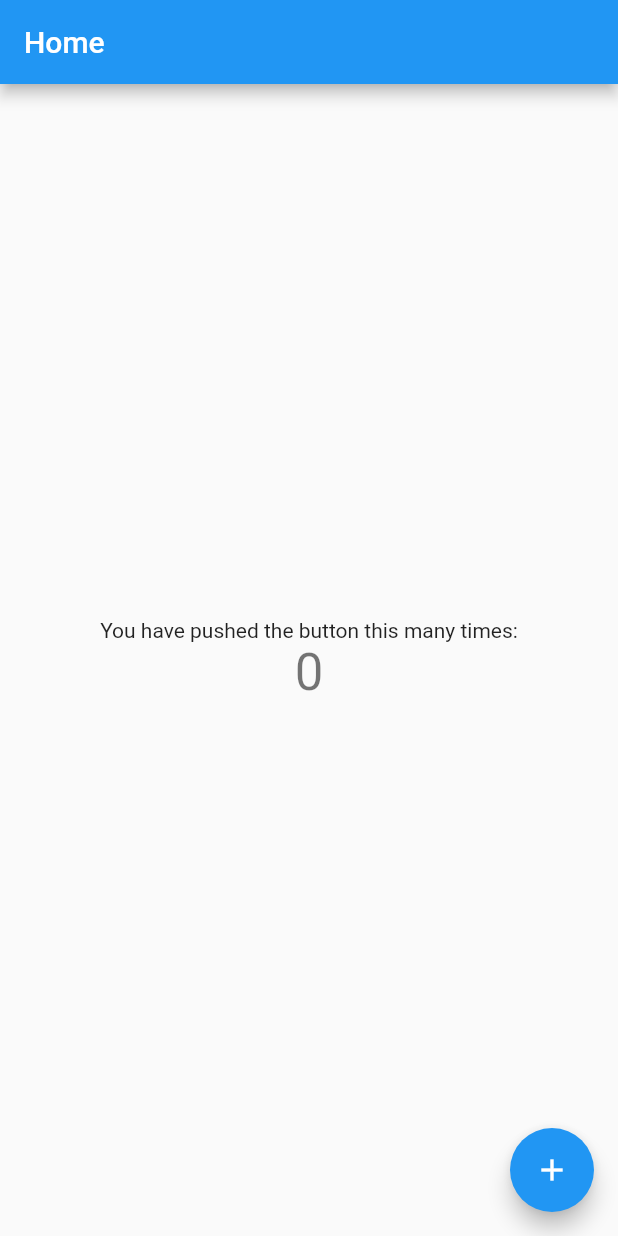
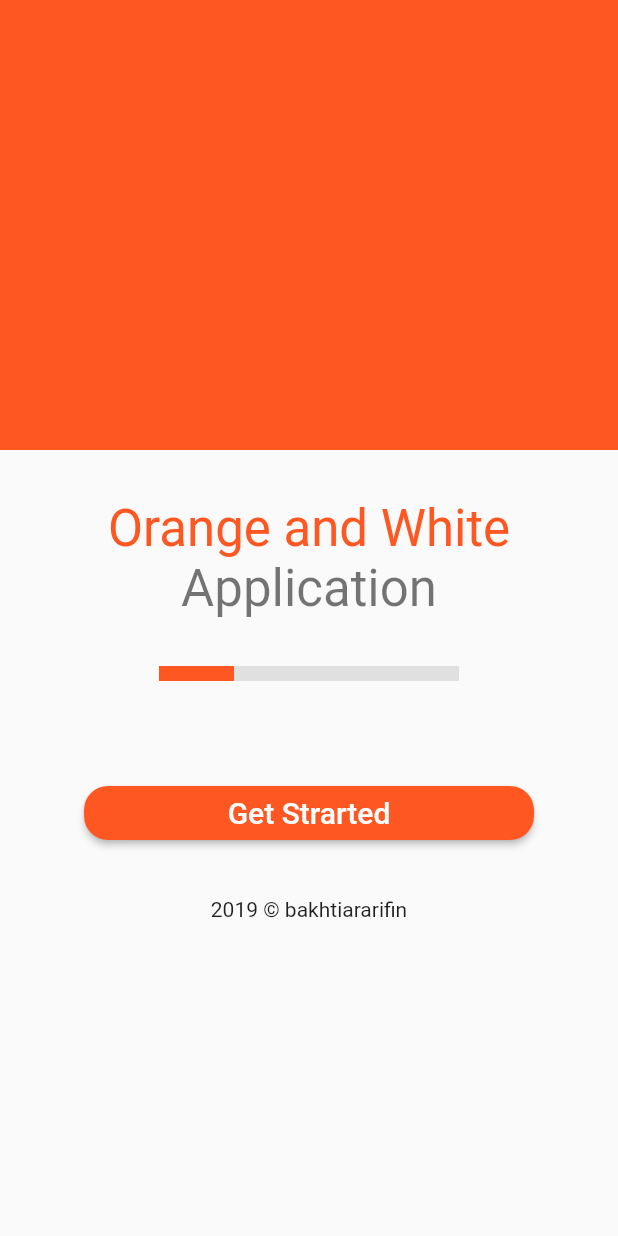
Before and after one commit to bakhtiararifinid/flutter-auth-template, a Flutter app: the screen it shows after launch, on a phone screen of 412 x 824 dp. Run offline on Flutter 3.47's test engine with Material 2 defaults, Android fonts, the phone set to English and light mode, and no system bars.

Commit message:
home page

```diff
--- a/lib/src/App.dart
+++ b/lib/src/App.dart
@@ -7,7 +7,7 @@ class App extends StatelessWidget {
     return MaterialApp(
       title: 'Flutter Demo',
       theme: ThemeData(
-        primarySwatch: Colors.blue,
+        primarySwatch: Colors.deepOrange,
       ),
       home: HomePage(),
     );
--- a/lib/src/pages/home_page.dart
+++ b/lib/src/pages/home_page.dart
@@ -1,43 +1,77 @@
 import 'package:flutter/material.dart';
 
-class HomePage extends StatefulWidget {
-  @override
-  _HomePageState createState() => _HomePageState();
-}
-
-class _HomePageState extends State<HomePage> {
-  int _counter = 0;
-
-  void _incrementCounter() {
-    setState(() {
-      _counter++;
-    });
-  }
-
+class HomePage extends StatelessWidget {
   @override
   Widget build(BuildContext context) {
     return Scaffold(
-      appBar: AppBar(
-        title: Text('Home'),
+      body: ListView(
+        children: <Widget>[
+          Container(
+            color: Theme.of(context).primaryColor,
+            height: 300,
           ),
-      body: Center(
+          Container(
+            padding: EdgeInsets.all(32),
             child: Column(
+              children: <Widget>[
+                Text(
+                  'Orange and White',
+                  style: Theme.of(context).textTheme.display1.copyWith(
+                        color: Theme.of(context).primaryColor,
+                      ),
+                ),
+                Text(
+                  'Application',
+                  style: Theme.of(context).textTheme.display1,
+                ),
+                Container(
+                  padding: EdgeInsets.symmetric(vertical: 32),
+                  child: Row(
                     mainAxisAlignment: MainAxisAlignment.center,
                     children: <Widget>[
-            Text(
-              'You have pushed the button this many times:',
+                      Container(
+                        color: Theme.of(context).primaryColor,
+                        height: 10,
+                        width: 50,
                       ),
-            Text(
-              '$_counter',
-              style: Theme.of(context).textTheme.display1,
+                      Container(
+                        color: Colors.grey[300],
+                        height: 10,
+                        width: 150,
+                      )
+                    ],
                   ),
+                )
               ],
             ),
           ),
-      floatingActionButton: FloatingActionButton(
-        onPressed: _incrementCounter,
-        tooltip: 'Increment',
-        child: Icon(Icons.add),
+          Container(
+            alignment: Alignment.center,
+            padding: EdgeInsets.symmetric(horizontal: 16),
+            child: SizedBox(
+              width: 300,
+              child: RaisedButton(
+                color: Theme.of(context).primaryColor,
+                shape: RoundedRectangleBorder(
+                  borderRadius: BorderRadius.circular(16)
+                ),
+                child: Text(
+                  'Get Strarted',
+                  style: Theme.of(context)
+                      .textTheme
+                      .title
+                      .copyWith(color: Colors.white),
+                ),
+                onPressed: () {},
+              ),
+            ),
+          ),
+          Container(
+            padding: EdgeInsets.all(32),
+            alignment: Alignment.center,
+            child: Text('2019 \u00a9 bakhtiararifin'),
+          )
+        ],
       ),
     );
   }
```
Lines whose indentation alone changed are shown as unchanged.
